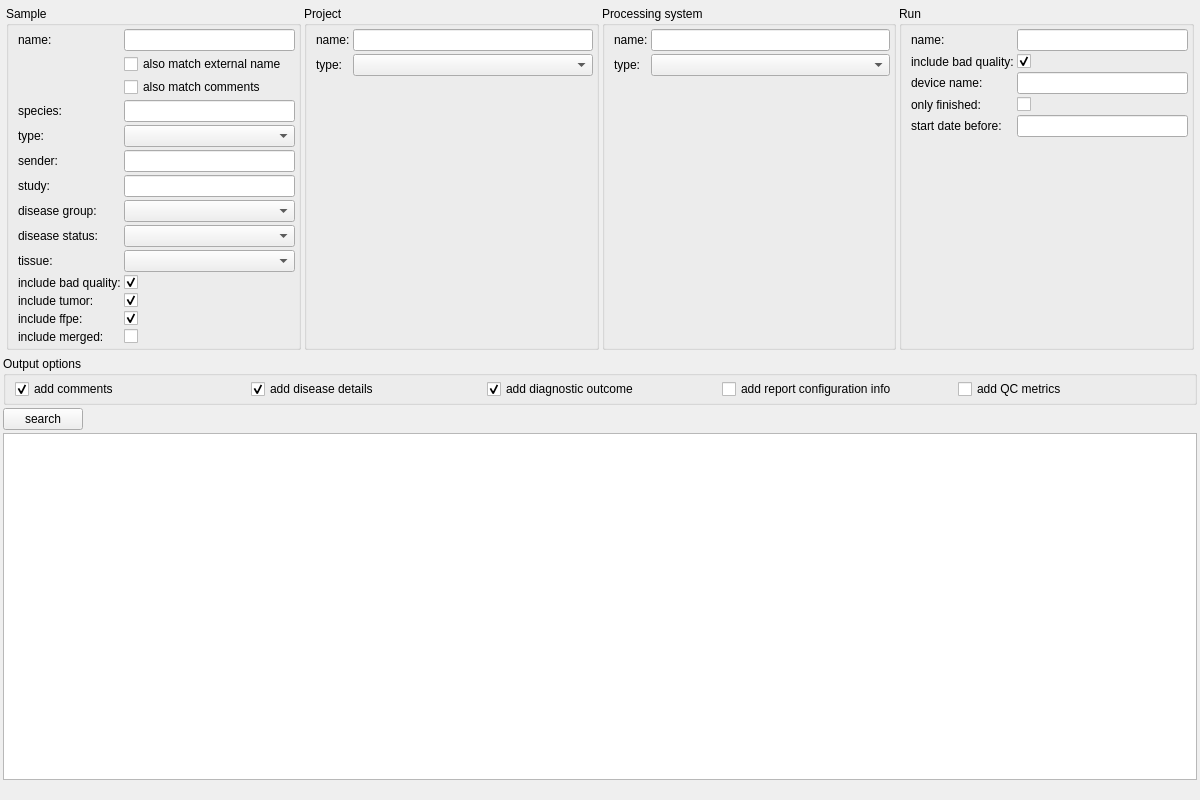
This is src/GSvar/SampleSearchWidget.ui in imgag/ngs-bits as Qt 5 draws it before an edit. The edited form follows.
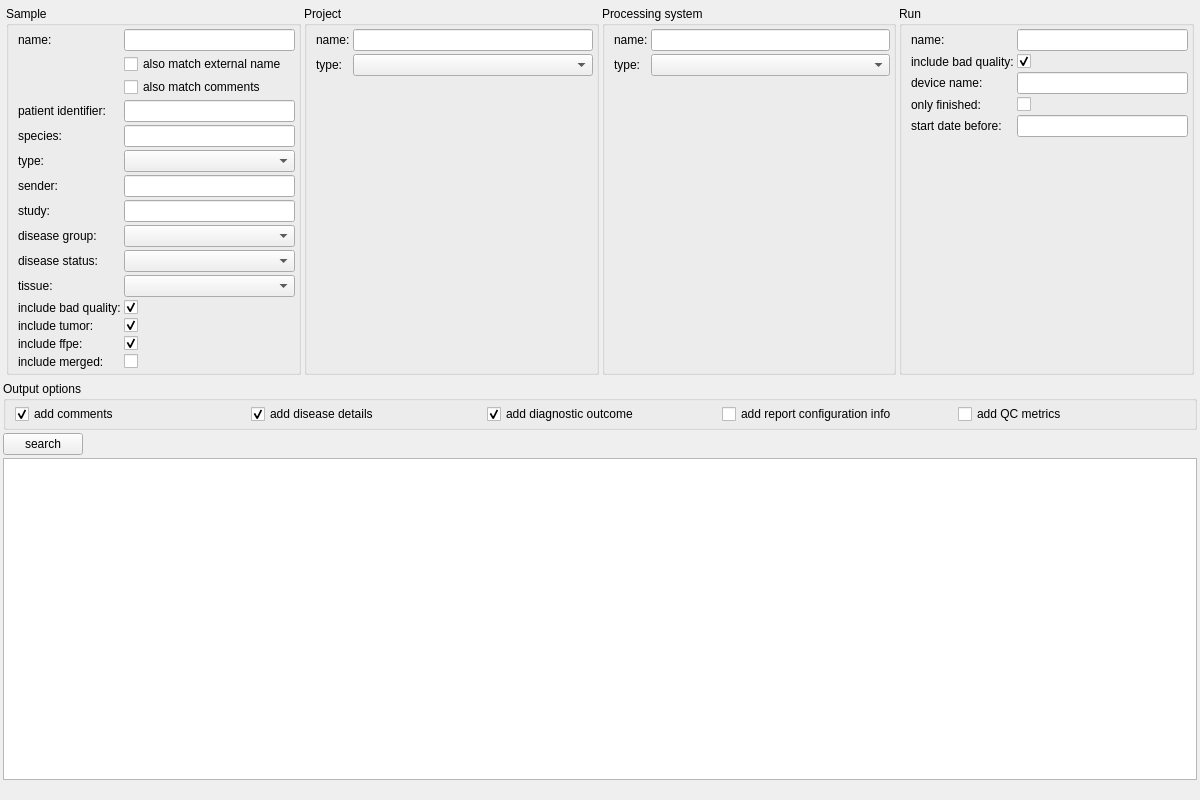
This is the edited form. Icons and pictures are not drawn. Custom widgets are drawn as their Qt base class.

Commit message: NGSD: added patient identifier to 'sample' column (used to determine same samples). GSvar: added to variant tab, added to processed sample tab, added to sample search.

```diff
--- a/src/GSvar/SampleSearchWidget.ui
+++ b/src/GSvar/SampleSearchWidget.ui
@@ -79,31 +79,31 @@
         <property name="bottomMargin">
          <number>3</number>
         </property>
-        <item row="3" column="0">
+        <item row="4" column="0">
          <widget class="QLabel" name="label_4">
           <property name="text">
            <string>species:</string>
           </property>
          </widget>
         </item>
-        <item row="10" column="0">
+        <item row="11" column="0">
          <widget class="QLabel" name="label_5">
           <property name="text">
            <string>include bad quality:</string>
           </property>
          </widget>
         </item>
-        <item row="3" column="1">
+        <item row="4" column="1">
          <widget class="DBSelector" name="s_species"/>
         </item>
-        <item row="11" column="0">
+        <item row="12" column="0">
          <widget class="QLabel" name="label_6">
           <property name="text">
            <string>include tumor:</string>
           </property>
          </widget>
         </item>
-        <item row="12" column="0">
+        <item row="13" column="0">
          <widget class="QLabel" name="label_7">
           <property name="text">
            <string>include ffpe:</string>
@@ -120,7 +120,7 @@
         <item row="0" column="1">
          <widget class="DBSelector" name="s_name"/>
         </item>
-        <item row="12" column="1">
+        <item row="13" column="1">
          <widget class="QCheckBox" name="s_ffpe">
           <property name="text">
            <string/>
@@ -130,7 +130,7 @@
           </property>
          </widget>
         </item>
-        <item row="11" column="1">
+        <item row="12" column="1">
          <widget class="QCheckBox" name="s_tumor">
           <property name="text">
            <string/>
@@ -140,7 +140,7 @@
           </property>
          </widget>
         </item>
-        <item row="10" column="1">
+        <item row="11" column="1">
          <widget class="QCheckBox" name="s_bad_quality">
           <property name="text">
            <string/>
@@ -150,38 +150,38 @@
           </property>
          </widget>
         </item>
-        <item row="13" column="0">
+        <item row="14" column="0">
          <widget class="QLabel" name="label_12">
           <property name="text">
            <string>include merged:</string>
           </property>
          </widget>
         </item>
-        <item row="13" column="1">
+        <item row="14" column="1">
          <widget class="QCheckBox" name="s_merged">
           <property name="text">
            <string/>
           </property>
          </widget>
         </item>
-        <item row="7" column="0">
+        <item row="8" column="0">
          <widget class="QLabel" name="label_14">
           <property name="text">
            <string>disease group:</string>
           </property>
          </widget>
         </item>
-        <item row="8" column="0">
+        <item row="9" column="0">
          <widget class="QLabel" name="label_15">
           <property name="text">
            <string>disease status:</string>
           </property>
          </widget>
         </item>
-        <item row="7" column="1">
-         <widget class="QComboBox" name="s_disease_group"/>
-        </item>
         <item row="8" column="1">
+         <widget class="QComboBox" name="s_disease_group"/>
+        </item>
+        <item row="9" column="1">
          <widget class="QComboBox" name="s_disease_status"/>
         </item>
         <item row="1" column="1">
@@ -201,46 +201,56 @@
           </property>
          </widget>
         </item>
-        <item row="5" column="0">
+        <item row="6" column="0">
          <widget class="QLabel" name="label_17">
           <property name="text">
            <string>sender:</string>
           </property>
          </widget>
         </item>
-        <item row="6" column="0">
+        <item row="7" column="0">
          <widget class="QLabel" name="label_18">
           <property name="text">
            <string>study:</string>
           </property>
          </widget>
         </item>
-        <item row="5" column="1">
-         <widget class="DBSelector" name="s_sender"/>
-        </item>
         <item row="6" column="1">
+         <widget class="DBSelector" name="s_sender"/>
+        </item>
+        <item row="7" column="1">
          <widget class="DBSelector" name="s_study"/>
         </item>
-        <item row="4" column="0">
+        <item row="5" column="0">
          <widget class="QLabel" name="label_20">
           <property name="text">
            <string>type:</string>
           </property>
          </widget>
         </item>
-        <item row="4" column="1">
+        <item row="5" column="1">
          <widget class="QComboBox" name="s_type"/>
         </item>
-        <item row="9" column="0">
+        <item row="10" column="0">
          <widget class="QLabel" name="label_21">
           <property name="text">
            <string>tissue:</string>
           </property>
          </widget>
         </item>
-        <item row="9" column="1">
+        <item row="10" column="1">
          <widget class="QComboBox" name="s_tissue"/>
         </item>
+        <item row="3" column="0">
+         <widget class="QLabel" name="label_22">
+          <property name="text">
+           <string>patient identifier:</string>
+          </property>
+         </widget>
+        </item>
+        <item row="3" column="1">
+         <widget class="QLineEdit" name="s_patient_identifier"/>
+        </item>
        </layout>
       </widget>
      </item>
@@ -550,16 +560,16 @@
   </layout>
  </widget>
  <customwidgets>
-  <customwidget>
-   <class>DBSelector</class>
-   <extends>QLineEdit</extends>
-   <header location="global">DBSelector.h</header>
-  </customwidget>
   <customwidget>
    <class>DBTableWidget</class>
    <extends>QTableWidget</extends>
    <header>DBTableWidget.h</header>
   </customwidget>
+  <customwidget>
+   <class>DBSelector</class>
+   <extends>QLineEdit</extends>
+   <header location="global">DBSelector.h</header>
+  </customwidget>
  </customwidgets>
  <tabstops>
   <tabstop>s_name</tabstop>
```
The commit also changes 13 other files.
